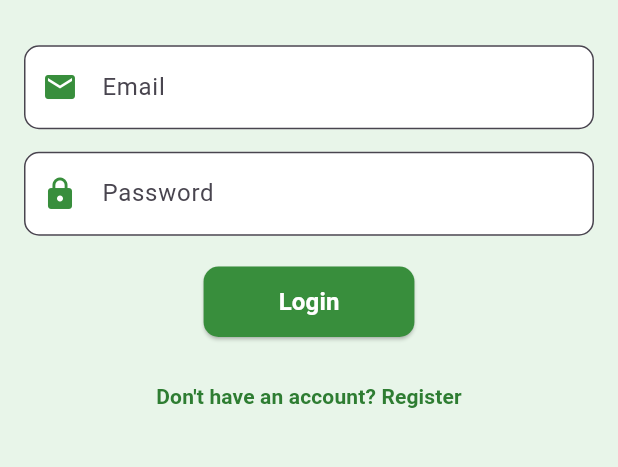
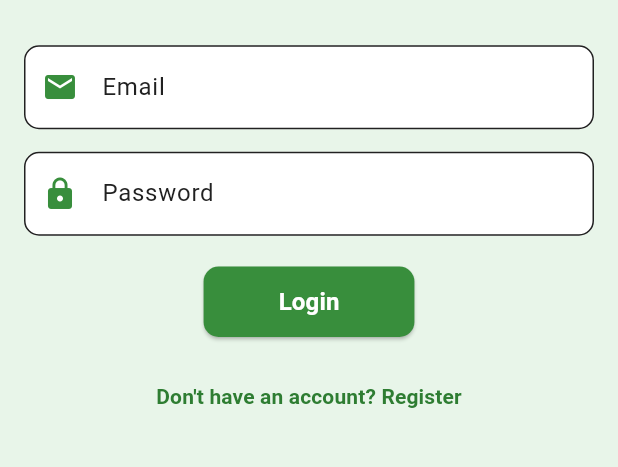
Before and after one commit to open-cmuq/passport-frontend, a Flutter app: the screen it shows after launch, on a phone screen of 412 x 824 dp, the part 515-982 px from its top. Run offline on Flutter 3.47's test engine with Material 3 defaults, Android fonts, the phone set to English and light mode, and no system bars; our stand-ins replace flutter_dotenv, fluttertoast, shared_preferences.

Commit message:
Add a color theme
Theming should ideally be adhered to based on the app colors. Consider
adding support for dark mode.

```diff
--- /dev/null
+++ b/lib/constants/app_colors.dart
@@ -0,0 +1,11 @@
+import 'package:flutter/material.dart';
+
+class AppColors {
+  static const Color primary = Color(0xFF2E7D32); // A shade of green
+  static const Color primaryDark = Color(0xFF005005);
+  static const Color primaryLight = Color(0xFF60AD5E);
+  static const Color accent = Color(0xFF00C853);
+  static const Color background = Color(0xFFF5F5F5);
+  static const Color textPrimary = Color(0xFF212121);
+  static const Color textSecondary = Color(0xFF757575);
+}
--- a/lib/main.dart
+++ b/lib/main.dart
@@ -8,6 +8,7 @@ import 'screens/auth/register_screen.dart';
 import 'screens/auth/otp_screen.dart';
 import 'screens/main_screen.dart';
 import 'services/auth_service.dart';
+import 'constants/app_colors.dart';
 
 void main() async {
   await dotenv.load(fileName: ".env");
@@ -19,24 +20,95 @@ class MyApp extends StatelessWidget {
   Widget build(BuildContext context) {
     return MaterialApp(
       title: 'EcoCampus',
-      theme: ThemeData(primarySwatch: Colors.green),
+      debugShowCheckedModeBanner: false,
+      theme: ThemeData(
+        colorScheme: ColorScheme.light(
+          primary: AppColors.primary,
+          secondary: AppColors.accent,
+          surface: Colors.white,
+          background: AppColors.background,
+          onPrimary: Colors.white,
+          onSecondary: Colors.white,
+          onSurface: AppColors.textPrimary,
+          onBackground: AppColors.textPrimary,
+          brightness: Brightness.light,
+        ),
+        primaryColor: AppColors.primary,
+        hintColor: AppColors.textSecondary,
+        scaffoldBackgroundColor: AppColors.background,
+        appBarTheme: AppBarTheme(
+          backgroundColor: AppColors.background,
+          iconTheme: IconThemeData(color: AppColors.primary),
+          titleTextStyle: TextStyle(
+            color: Colors.black,
+            fontSize: 25,
+          ),
+          elevation: 0,
+        ),
+        textTheme: TextTheme(
+          titleLarge: TextStyle(color: AppColors.textPrimary),
+          bodyLarge: TextStyle(color: AppColors.textPrimary),
+          bodyMedium: TextStyle(color: AppColors.textSecondary),
+          labelLarge: TextStyle(color: Colors.white),
+        ),
+        elevatedButtonTheme: ElevatedButtonThemeData(
+          style: ElevatedButton.styleFrom(
+            backgroundColor: AppColors.primary,
+            shape: RoundedRectangleBorder(
+              borderRadius: BorderRadius.circular(8),
+            ),
+            padding: EdgeInsets.symmetric(vertical: 16),
+          ),
+        ),
+        inputDecorationTheme: InputDecorationTheme(
+          border: OutlineInputBorder(
+            borderRadius: BorderRadius.circular(8),
+            borderSide: BorderSide(color: Colors.grey[400]!),
+          ),
+          focusedBorder: OutlineInputBorder(
+            borderRadius: BorderRadius.circular(8),
+            borderSide: BorderSide(color: AppColors.primary),
+          ),
+        ),
+        bottomNavigationBarTheme: BottomNavigationBarThemeData(
+          backgroundColor: Colors.white,
+          selectedItemColor: AppColors.primary,
+          unselectedItemColor: AppColors.textSecondary,
+          elevation: 8,
+        ),
+      ),
       home: FutureBuilder<String?>(
         future: _getValidToken(),
         builder: (context, snapshot) {
           debugPrint("Loading init point");
           if (snapshot.connectionState == ConnectionState.waiting) {
             return Scaffold(
-              body: Center(child: CircularProgressIndicator()),
+              body: Center(
+                child: Column(
+                  mainAxisAlignment: MainAxisAlignment.center,
+                  children: [
+                    CircularProgressIndicator(
+                      valueColor: AlwaysStoppedAnimation<Color>(AppColors.primary),
+                    ),
+                    SizedBox(height: 20),
+                    Text(
+                      'Loading...',
+                      style: TextStyle(
+                        color: AppColors.textPrimary,
+                        fontSize: 16,
+                      ),
+                    ),
+                  ],
+                ),
+              ),
             );
           }
 
-          // If we have a valid token (either existing or refreshed)
           if (snapshot.hasData && snapshot.data != null) {
-            debugPrint("Going to mainscreen");  // More reliable than print()
+            debugPrint("Going to mainscreen");
             return MainScreen();
           }
 
-          // If no valid token could be obtained
           debugPrint("Going to login");
           return LoginScreen();
         },
```
